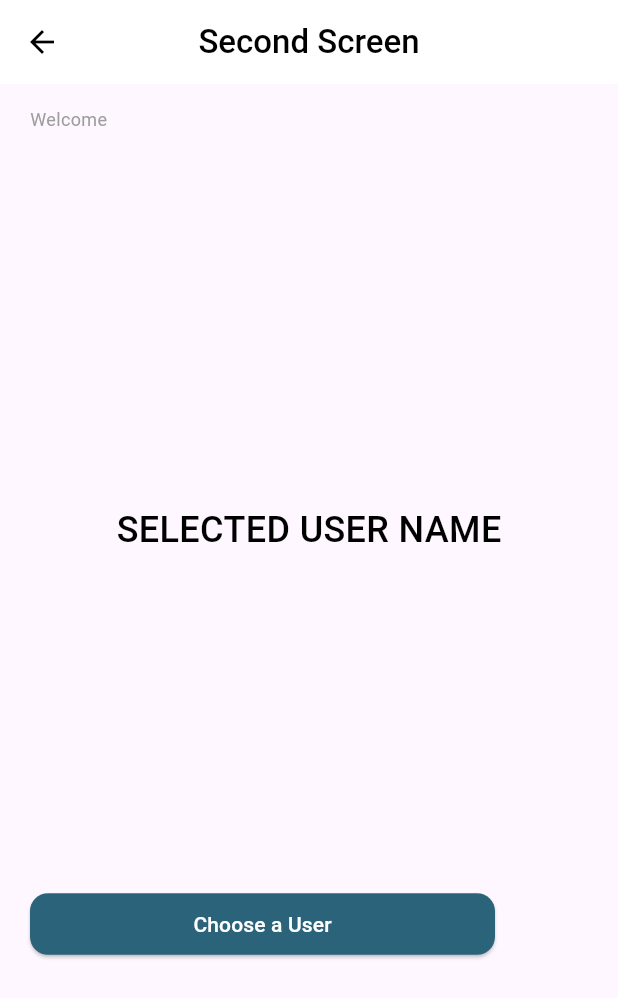
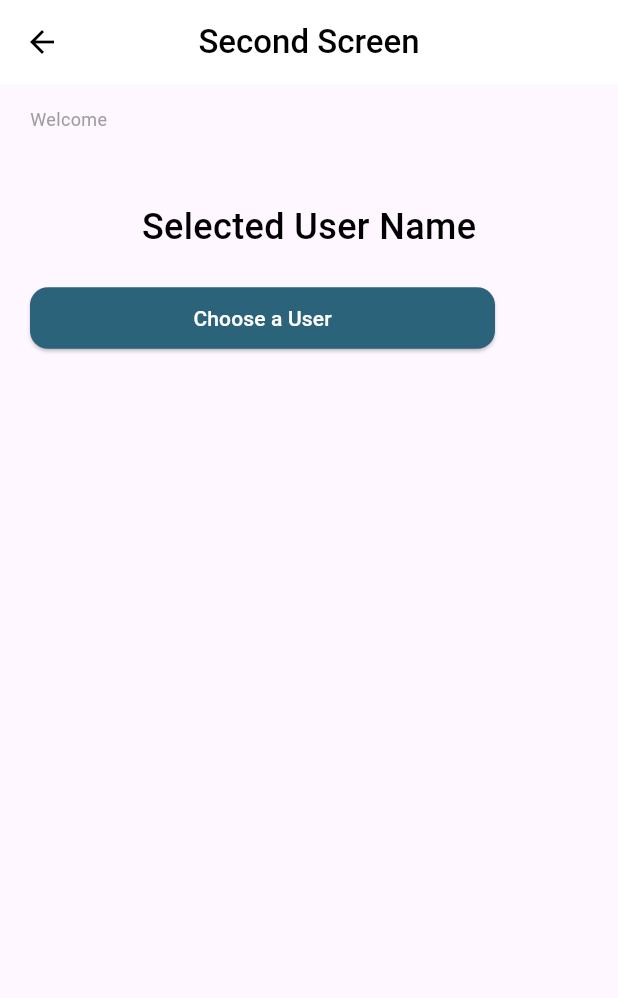
Before and after one commit to Royhan2123/SUIT-MEDIA, a Flutter app: the screen it shows after launch, after a tap on "NEXT", on a phone screen of 412 x 824 dp. Shown: the top 998 px of the screen. Run offline on Flutter 3.47's test engine with Material 3 defaults, Android fonts, the light colour scheme and no system bars; our stand-ins replace google_fonts; network calls fail.

Commit message:
fist screen

```diff
--- a/lib/first_screen.dart
+++ b/lib/first_screen.dart
@@ -137,11 +137,13 @@ class _FirstScreenState extends State<FirstScreen> {
   ),
   onPressed: () {
     String userName = txtName.text;
-
     Navigator.push(
       context,
       MaterialPageRoute(
-                      builder: (context) => SecondScreen(userName: userName),
+        builder: (context) => SecondScreen(
+          userName: userName,
+          selectedUsername: "",
+        ),
       ),
     );
   },
--- a/lib/second_screen.dart
+++ b/lib/second_screen.dart
@@ -2,14 +2,22 @@ import 'package:flutter/material.dart';
 import 'package:suit_media1/third_screen.dart';
 
 class SecondScreen extends StatefulWidget {
-  final String userName;
-  const SecondScreen({required this.userName,super.key});
+  final String? userName;
+  final String selectedUsername;
+
+  const SecondScreen({
+    this.userName,
+    required this.selectedUsername,
+    Key? key,
+  }) : super(key: key);
 
   @override
   State<SecondScreen> createState() => _SecondScreenState();
 }
 
 class _SecondScreenState extends State<SecondScreen> {
+  String selectedUserName = "";
+
   @override
   Widget build(BuildContext context) {
     return Scaffold(
@@ -41,26 +49,30 @@ class _SecondScreenState extends State<SecondScreen> {
               style: TextStyle(color: Colors.grey, fontSize: 12),
             ),
             Text(
-              widget.userName,
+              widget.userName ?? "",
               style: const TextStyle(
                 fontWeight: FontWeight.w500,
                 color: Colors.black,
-                  fontSize: 18),
-            ),
-            const SizedBox(
-              height: 222,
-            ),
-            const Center(
-              child: Text(
-                "SELECTED USER NAME",
-                style: TextStyle(
-                    fontSize: 24,
-                    color: Colors.black,
-                    fontWeight: FontWeight.w500),
+                fontSize: 18,
               ),
             ),
             const SizedBox(
-              height: 222,
+              height: 20,
+            ),
+            Center(
+              child: Text(
+                widget.selectedUsername.isNotEmpty
+                    ? widget.selectedUsername
+                    : "Selected User Name",
+                style: const TextStyle(
+                  fontSize: 24,
+                  color: Colors.black,
+                  fontWeight: FontWeight.w500,
+                ),
+              ),
+            ),
+            const SizedBox(
+              height: 20,
             ),
             ElevatedButton(
         style: ElevatedButton.styleFrom(
@@ -72,19 +84,25 @@ class _SecondScreenState extends State<SecondScreen> {
             borderRadius: BorderRadius.circular(12),
           ),
         ),
-              onPressed: () {
-                Navigator.push(
+        onPressed: () async {
+          var result = await Navigator.push(
             context,
             MaterialPageRoute(
               builder: (context) => const ThirdScreen(),
             ),
           );
+
+          if (result != null && result is Map<String, dynamic>) {
+            setState(() {
+              selectedUserName = result['selectedUsername'] ?? "";
+            });
+          }
         },
         child: const Text(
           "Choose a User",
           style: TextStyle(color: Colors.white),
         ),
-            ),
+      )
           ],
         ),
       ),
```
Also changed, not shown: lib/third_screen.dart (+11 -10 lines), lib/user.dart (deleted, +0 -30 lines), lib/user_models.dart (line endings or trailing spaces). Lines whose indentation alone changed are shown as unchanged.
